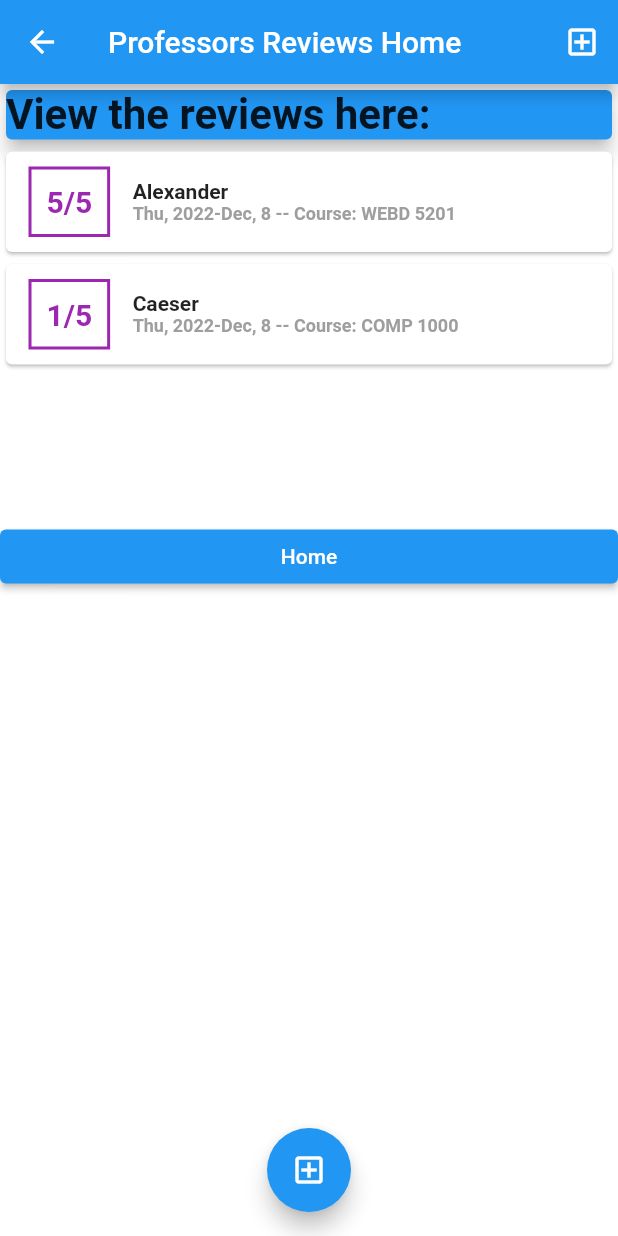
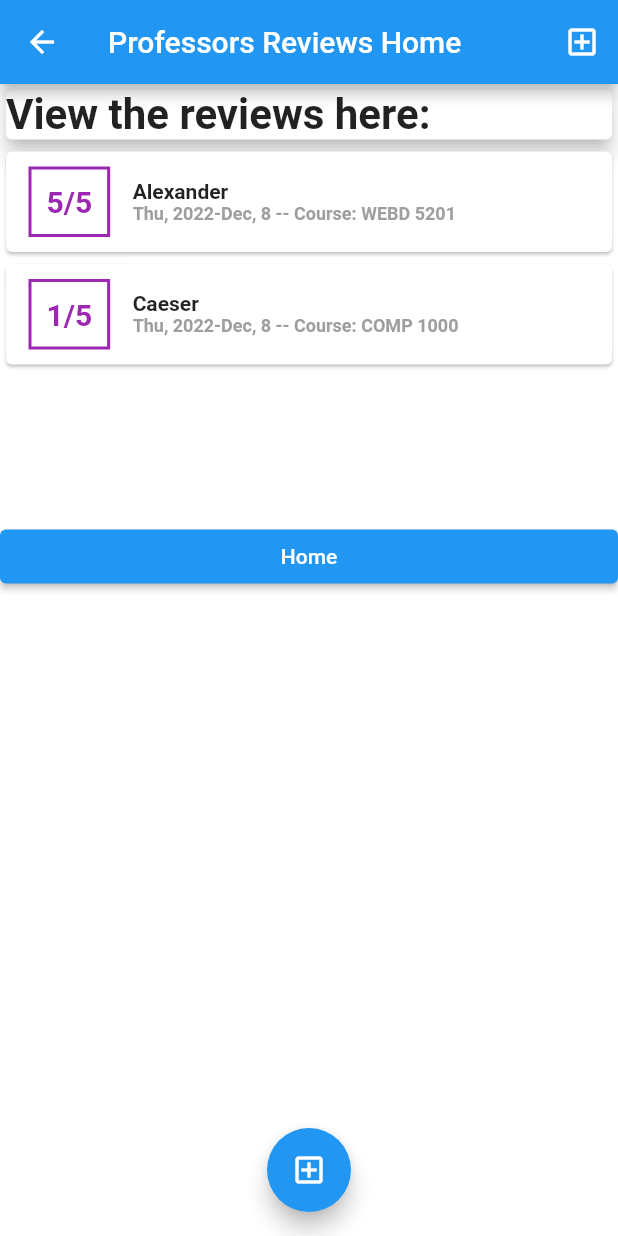
Before and after one commit to arsalan-radhu/lab6, a Flutter app: the screen it shows after launch, after a tap on "Rate Profs", on a phone screen of 412 x 824 dp. Run offline on Flutter 3.47's test engine with Material 2 defaults, Android fonts, the phone set to English and light mode, and no system bars.

Commit message:
Removed color from behind Review and welcome text

```diff
--- a/lib/main.dart
+++ b/lib/main.dart
@@ -248,10 +248,9 @@ class MyHomePageState extends State {
         children: <Widget>[
           Container(
             width: double.infinity,
-            child: Card(
-              color: color,
+            child: const Card(
               elevation: 5,
-              child: const Text(
+              child: Text(
                 'Welcome to our Final Project!',
                 textAlign: TextAlign.center,
                 style: TextStyle(
@@ -443,10 +442,9 @@ class _ViewProfState extends State<ViewProf> {
           children: <Widget>[
             Container(
               width: double.infinity,
-              child: Card(
-                color: color,
+              child: const Card(
                 elevation: 5,
-                child: const Text(
+                child: Text(
                   'View the reviews here:',
                   style: TextStyle(
                     fontSize: 28,
@@ -570,10 +568,9 @@ class _ViewCourseState extends State<ViewCourse> {
           children: <Widget>[
             Container(
               width: double.infinity,
-              child: Card(
-                color: color,
+              child: const Card(
                 elevation: 5,
-                child: const Text(
+                child: Text(
                   'View the reviews here:',
                   style: TextStyle(
                     fontSize: 28,
@@ -698,10 +695,9 @@ class _ViewInstState extends State<ViewInst> {
           children: <Widget>[
             Container(
               width: double.infinity,
-              child: Card(
-                color: color,
+              child: const Card(
                 elevation: 5,
-                child: const Text(
+                child: Text(
                   'View the reviews here:',
                   style: TextStyle(
                     fontSize: 28,
```
